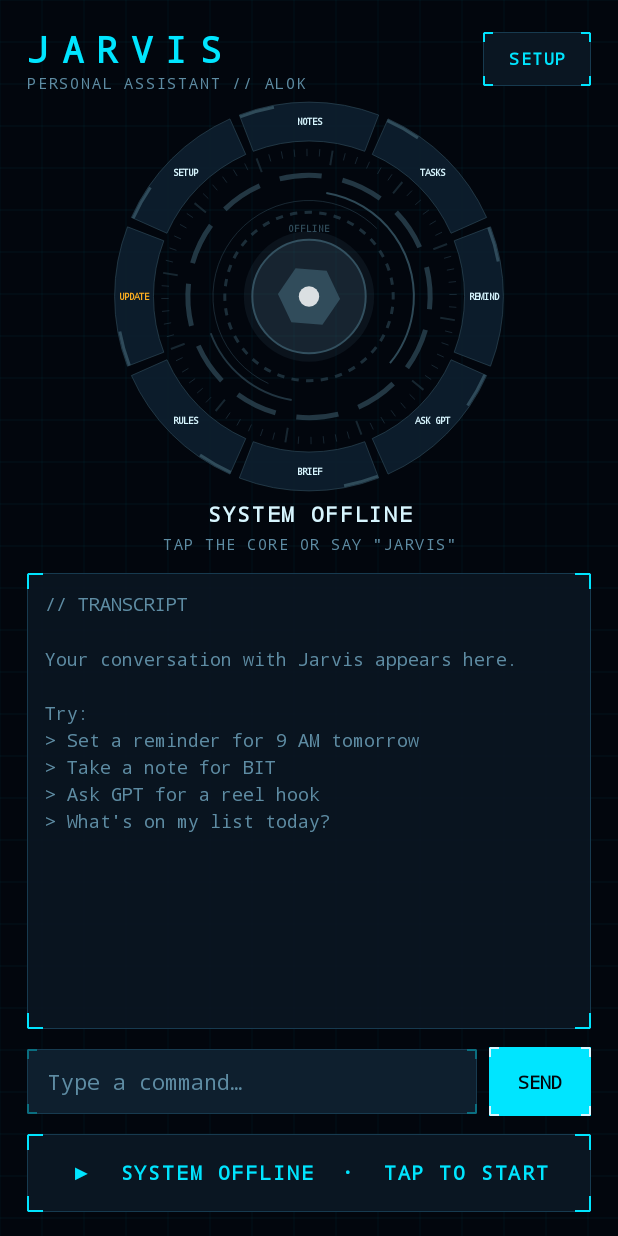
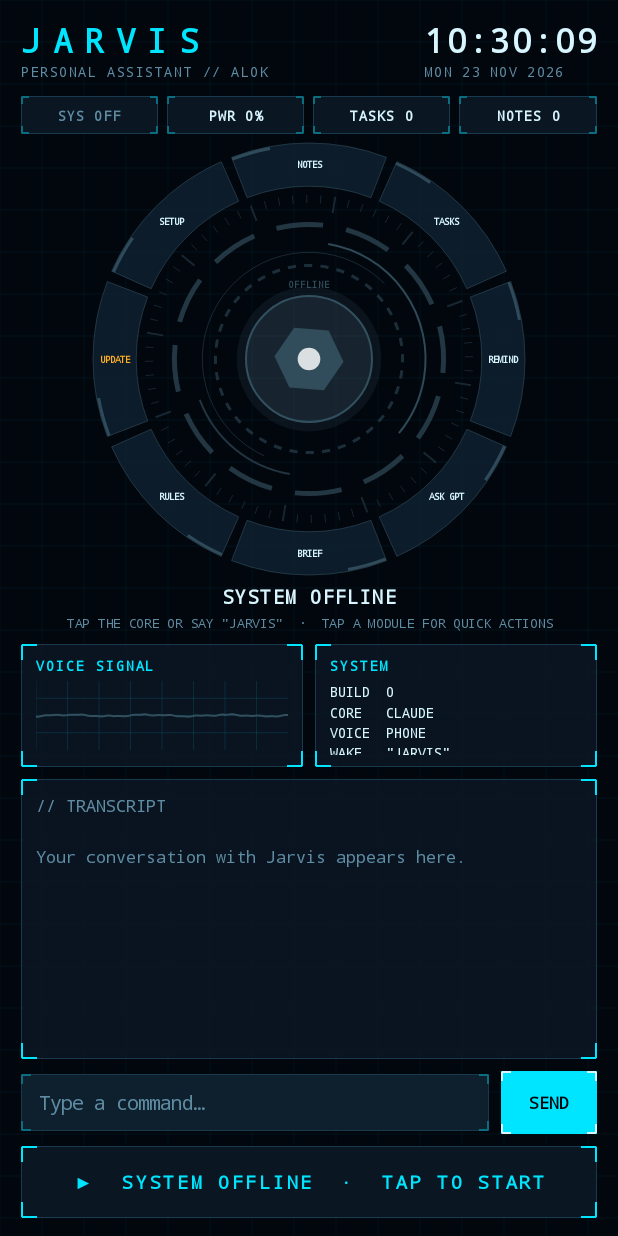
Before and after one commit to alokkr1995/jarvis, an Android app: the screen it shows after launch (MainActivity), on a phone screen of 412 x 824 dp. Run offline under Robolectric (Android 15) with nearby library versions, the phone set to English and light mode, and no system bars; libraries missing offline, so code that uses them is left out: ai.picovoice.porcupine.

Commit message:
Update MainActivity.kt

```diff
--- a/app/src/main/java/com/alok/jarvis/MainActivity.kt
+++ b/app/src/main/java/com/alok/jarvis/MainActivity.kt
@@ -3,9 +3,13 @@ package com.alok.jarvis
 import android.Manifest
 import android.app.Activity
 import android.content.Intent
+import android.content.IntentFilter
 import android.content.pm.PackageManager
+import android.os.BatteryManager
 import android.os.Build
 import android.os.Bundle
+import android.os.Handler
+import android.os.Looper
 import android.text.InputType
 import android.view.Gravity
 import android.view.View
@@ -18,20 +22,48 @@ import android.widget.LinearLayout
 import android.widget.ScrollView
 import android.widget.TextView
 import android.widget.Toast
+import java.text.SimpleDateFormat
+import java.util.Date
+import java.util.Locale
 
-/** Main HUD screen: core + status + transcript + text input + power */
+/** Main HUD dashboard */
 class MainActivity : Activity() {
     private lateinit var orb: OrbView
+    private lateinit var signal: SignalView
     private lateinit var status: TextView
     private lateinit var chatBox: LinearLayout
     private lateinit var chatScroll: ScrollView
     private lateinit var power: TextView
     private lateinit var empty: TextView
+    private lateinit var clock: TextView
+    private lateinit var date: TextView
+    private lateinit var chipPwr: TextView
+    private lateinit var chipTasks: TextView
+    private lateinit var chipNotes: TextView
+    private lateinit var chipSys: TextView
+    private lateinit var sysInfo: TextView
+    private val main = Handler(Looper.getMainLooper())
+    private var updateChecked = false
+    private val timeFmt = SimpleDateFormat("HH:mm:ss", Locale.ENGLISH)
+    private val dateFmt = SimpleDateFormat("EEE dd MMM yyyy", Locale.ENGLISH)
     private fun dp(v: Float) = Ui.dp(this, v)
 
     private fun mono(t: String, size: Float, color: Int, bold: Boolean = false) = TextView(this).apply {
         text = t; textSize = size; setTextColor(color)
         typeface = if (bold) Ui.MONO_BOLD else Ui.MONO
+    }
+
+    private fun chip(): TextView = mono("", 9.5f, Ui.TEXT, bold = true).apply {
+        gravity = Gravity.CENTER; letterSpacing = 0.08f
+        background = Ui.HudPanel(this@MainActivity, Ui.PANEL, Ui.LINE, Ui.CYAN_DIM, 5f)
+        setPadding(dp(4f), dp(6f), dp(4f), dp(6f))
+    }
+
+    private fun panel(title: String): LinearLayout = LinearLayout(this).apply {
+        orientation = LinearLayout.VERTICAL
+        background = Ui.HudPanel(this@MainActivity, Ui.alpha(Ui.PANEL, 235))
+        setPadding(dp(10f), dp(8f), dp(10f), dp(8f))
+        addView(mono(title, 9f, Ui.CYAN, bold = true).apply { letterSpacing = 0.15f })
     }
 
     override fun onCreate(savedInstanceState: Bundle?) {
@@ -42,91 +74,133 @@ class MainActivity : Activity() {
         val root = LinearLayout(this).apply {
             orientation = LinearLayout.VERTICAL
             background = Ui.GridBackground(this@MainActivity)
-            setPadding(dp(18f), dp(16f), dp(18f), dp(16f))
+            setPadding(dp(14f), dp(12f), dp(14f), dp(12f))
         }
 
-        // ---- Header ----
+        // ---- Header: title + clock ----
         val top = LinearLayout(this).apply { orientation = LinearLayout.HORIZONTAL; gravity = Gravity.CENTER_VERTICAL }
         val titleCol = LinearLayout(this).apply { orientation = LinearLayout.VERTICAL }
-        titleCol.addView(mono("JARVIS", 24f, Ui.CYAN, bold = true).apply { letterSpacing = 0.35f })
-        titleCol.addView(mono("PERSONAL ASSISTANT // ALOK", 10f, Ui.MUTED).apply { letterSpacing = 0.12f })
+        titleCol.addView(mono("JARVIS", 22f, Ui.CYAN, bold = true).apply { letterSpacing = 0.35f })
+        titleCol.addView(mono("PERSONAL ASSISTANT // ALOK", 9f, Ui.MUTED).apply { letterSpacing = 0.12f })
         top.addView(titleCol, LinearLayout.LayoutParams(0, WRAP_CONTENT, 1f))
-        top.addView(mono("SETUP", 11f, Ui.CYAN, bold = true).apply {
-            gravity = Gravity.CENTER; letterSpacing = 0.1f
-            background = Ui.HudPanel(this@MainActivity, Ui.PANEL, Ui.LINE, Ui.CYAN, 6f)
-            setOnClickListener { startActivity(Intent(this@MainActivity, SettingsActivity::class.java)) }
-        }, LinearLayout.LayoutParams(dp(72f), dp(36f)))
+        val clockCol = LinearLayout(this).apply { orientation = LinearLayout.VERTICAL; gravity = Gravity.END }
+        clock = mono("--:--:--", 22f, Ui.TEXT, bold = true).apply { letterSpacing = 0.05f }
+        date = mono("", 9f, Ui.MUTED).apply { letterSpacing = 0.1f }
+        clockCol.addView(clock); clockCol.addView(date)
+        top.addView(clockCol)
         root.addView(top)
 
-        // ---- Core ----
+        // ---- Stat chips ----
+        val chips = LinearLayout(this).apply { orientation = LinearLayout.HORIZONTAL; setPadding(0, dp(10f), 0, 0) }
+        chipSys = chip(); chipPwr = chip(); chipTasks = chip(); chipNotes = chip()
+        listOf(chipSys, chipPwr, chipTasks, chipNotes).forEachIndexed { i, c ->
+            chips.addView(c, LinearLayout.LayoutParams(0, WRAP_CONTENT, 1f).apply { if (i > 0) marginStart = dp(6f) })
+        }
+        root.addView(chips)
+
+        // ---- Dial ----
         orb = OrbView(this).apply {
-            setOnClickListener { onOrbTap() }
-            contentDescription = "Talk to Jarvis"
+            onCore = { onCoreTap() }
+            onModule = { onModuleTap(it) }
+            contentDescription = "Jarvis control dial"
         }
-        root.addView(orb, LinearLayout.LayoutParams(MATCH_PARENT, dp(270f)))
+        root.addView(orb, LinearLayout.LayoutParams(MATCH_PARENT, dp(300f)))
 
-        status = mono("", 14f, Ui.TEXT, bold = true).apply { gravity = Gravity.CENTER; letterSpacing = 0.08f }
+        status = mono("", 12.5f, Ui.TEXT, bold = true).apply { gravity = Gravity.CENTER; letterSpacing = 0.08f }
         root.addView(status, LinearLayout.LayoutParams(MATCH_PARENT, WRAP_CONTENT))
-        root.addView(mono("TAP THE CORE OR SAY \"JARVIS\"", 10f, Ui.MUTED).apply {
-            gravity = Gravity.CENTER; letterSpacing = 0.1f; setPadding(0, dp(4f), 0, dp(12f))
+        root.addView(mono("TAP THE CORE OR SAY \"JARVIS\"  ·  TAP A MODULE FOR QUICK ACTIONS", 8.5f, Ui.MUTED).apply {
+            gravity = Gravity.CENTER; letterSpacing = 0.06f; setPadding(0, dp(3f), 0, dp(8f))
         })
+
+        // ---- Side panels: signal + system ----
+        val row = LinearLayout(this).apply { orientation = LinearLayout.HORIZONTAL }
+        val sigPanel = panel("VOICE SIGNAL")
+        signal = SignalView(this)
+        sigPanel.addView(signal, LinearLayout.LayoutParams(MATCH_PARENT, dp(46f)).apply { topMargin = dp(4f) })
+        val sysPanel = panel("SYSTEM")
+        sysInfo = mono("", 9.5f, Ui.TEXT).apply { setLineSpacing(0f, 1.25f); setPadding(0, dp(4f), 0, 0) }
+        sysPanel.addView(sysInfo)
+        row.addView(sigPanel, LinearLayout.LayoutParams(0, dp(82f), 1f))
+        row.addView(sysPanel, LinearLayout.LayoutParams(0, dp(82f), 1f).apply { marginStart = dp(8f) })
+        root.addView(row)
 
         // ---- Transcript ----
         val chatCard = FrameLayout(this).apply {
-            background = Ui.HudPanel(this@MainActivity, Ui.alpha(Ui.PANEL, 230))
-            setPadding(dp(12f), dp(12f), dp(12f), dp(12f))
+            background = Ui.HudPanel(this@MainActivity, Ui.alpha(Ui.PANEL, 235))
+            setPadding(dp(10f), dp(10f), dp(10f), dp(10f))
         }
         chatScroll = ScrollView(this).apply { isVerticalScrollBarEnabled = false }
         chatBox = LinearLayout(this).apply { orientation = LinearLayout.VERTICAL }
         chatScroll.addView(chatBox)
-        empty = mono(
-            "// TRANSCRIPT\n\nYour conversation with Jarvis appears here.\n\nTry:\n> Set a reminder for 9 AM tomorrow\n> Take a note for BIT\n> Ask GPT for a reel hook\n> What's on my list today?",
-            12f, Ui.MUTED
-        ).apply { setLineSpacing(0f, 1.3f) }
+        empty = mono("// TRANSCRIPT\n\nYour conversation with Jarvis appears here.", 11f, Ui.MUTED).apply { setLineSpacing(0f, 1.3f) }
         chatCard.addView(empty)
         chatCard.addView(chatScroll)
-        root.addView(chatCard, LinearLayout.LayoutParams(MATCH_PARENT, 0, 1f))
+        root.addView(chatCard, LinearLayout.LayoutParams(MATCH_PARENT, 0, 1f).apply { topMargin = dp(8f) })
 
         // ---- Input ----
         val inputRow = LinearLayout(this).apply {
             orientation = LinearLayout.HORIZONTAL; gravity = Gravity.CENTER_VERTICAL
-            setPadding(0, dp(12f), 0, dp(12f))
+            setPadding(0, dp(8f), 0, dp(8f))
         }
         val input = EditText(this).apply {
-            hint = "Type a command…"; setHintTextColor(Ui.MUTED); setTextColor(Ui.TEXT); textSize = 14f
+            hint = "Type a command…"; setHintTextColor(Ui.MUTED); setTextColor(Ui.TEXT); textSize = 13f
             typeface = Ui.MONO
             background = Ui.HudPanel(this@MainActivity, Ui.PANEL2, Ui.LINE, Ui.CYAN_DIM, 6f)
-            setPadding(dp(14f), dp(12f), dp(14f), dp(12f))
+            setPadding(dp(12f), dp(10f), dp(12f), dp(10f))
             inputType = InputType.TYPE_CLASS_TEXT or InputType.TYPE_TEXT_FLAG_CAP_SENTENCES
             imeOptions = EditorInfo.IME_ACTION_SEND
         }
-        val send = mono("SEND", 12f, Ui.BG, bold = true).apply {
+        val send = mono("SEND", 11f, Ui.BG, bold = true).apply {
             gravity = Gravity.CENTER
             background = Ui.HudPanel(this@MainActivity, Ui.CYAN, Ui.CYAN, Ui.TEXT, 6f)
         }
         fun doSend() {
             val t = input.text.toString().trim()
             if (t.isEmpty()) return
-            val svc = JarvisService.instance
-            if (svc == null) { toast("Bring Jarvis online first"); return }
-            svc.askTyped(t); input.setText("")
+            if (ask(t)) input.setText("")
         }
         send.setOnClickListener { doSend() }
         input.setOnEditorActionListener { _, id, _ -> if (id == EditorInfo.IME_ACTION_SEND) { doSend(); true } else false }
         inputRow.addView(input, LinearLayout.LayoutParams(0, WRAP_CONTENT, 1f))
         inputRow.addView(View(this), LinearLayout.LayoutParams(dp(8f), 1))
-        inputRow.addView(send, LinearLayout.LayoutParams(dp(68f), dp(46f)))
+        inputRow.addView(send, LinearLayout.LayoutParams(dp(64f), dp(42f)))
         root.addView(inputRow)
 
         // ---- Power ----
-        power = mono("", 13f, Ui.TEXT, bold = true).apply {
+        power = mono("", 12f, Ui.TEXT, bold = true).apply {
             gravity = Gravity.CENTER; letterSpacing = 0.15f
             setOnClickListener { togglePower() }
         }
-        root.addView(power, LinearLayout.LayoutParams(MATCH_PARENT, dp(52f)))
+        root.addView(power, LinearLayout.LayoutParams(MATCH_PARENT, dp(48f)))
 
         setContentView(root)
         askPermissions()
+    }
+
+    private val ticker = object : Runnable {
+        var n = 0
+        override fun run() {
+            val now = Date()
+            clock.text = timeFmt.format(now)
+            date.text = dateFmt.format(now).uppercase(Locale.ENGLISH)
+            if (n++ % 5 == 0) refreshStats()
+            main.postDelayed(this, 1000)
+        }
+    }
+
+    private fun refreshStats() {
+        val bat = registerReceiver(null, IntentFilter(Intent.ACTION_BATTERY_CHANGED))
+        val lvl = bat?.let { it.getIntExtra(BatteryManager.EXTRA_LEVEL, 0) * 100 / maxOf(1, it.getIntExtra(BatteryManager.EXTRA_SCALE, 100)) } ?: 0
+        val store = Store(this)
+        val on = JarvisService.instance != null
+        chipSys.text = if (on) "SYS ON" else "SYS OFF"
+        chipSys.setTextColor(if (on) Ui.GREEN else Ui.MUTED)
+        chipPwr.text = "PWR $lvl%"
+        chipTasks.text = "TASKS ${store.pendingCount()}"
+        chipNotes.text = "NOTES ${store.notesCount()}"
+        val s = Settings(this)
+        val build = packageManager.getPackageInfo(packageName, 0).longVersionCode
+        sysInfo.text = "BUILD  $build\nCORE   CLAUDE\nVOICE  ${if (s.elevenKey.isBlank()) "PHONE" else "ELEVENLABS"}\nWAKE   \"JARVIS\""
     }
 
     override fun onResume() {
@@ -134,11 +208,14 @@ class MainActivity : Activity() {
         JarvisService.stateListener = { render(it) }
         JarvisService.chatListener = { u, t -> addBubble(u, t) }
         render(if (JarvisService.instance == null) "off" else JarvisService.currentState)
+        main.post(ticker)
+        if (!updateChecked) { updateChecked = true; Updater.check(this, silent = true) }
     }
 
     override fun onPause() {
         JarvisService.stateListener = null
         JarvisService.chatListener = null
+        main.removeCallbacks(ticker)
         super.onPause()
     }
 
@@ -153,35 +230,61 @@ class MainActivity : Activity() {
             else -> "SYSTEM OFFLINE"
         }
         status.setTextColor(if (s == "error") Ui.RED else if (s == "thinking") Ui.AMBER else Ui.TEXT)
+        signal.level = when (s) { "listening", "speaking" -> 0.9f; "thinking" -> 0.55f; "idle" -> 0.25f; else -> 0.05f }
+        signal.color = when (s) { "listening" -> Ui.GREEN; "thinking" -> Ui.AMBER; "off" -> Ui.OFF; else -> Ui.CYAN }
         val on = JarvisService.instance != null
         power.text = if (on) "■  SYSTEM ONLINE  ·  TAP TO SHUT DOWN" else "▶  SYSTEM OFFLINE  ·  TAP TO START"
         power.setTextColor(if (on) Ui.BG else Ui.CYAN)
         power.background = if (on) Ui.HudPanel(this, Ui.CYAN, Ui.CYAN, Ui.TEXT, 10f)
                            else Ui.HudPanel(this, Ui.PANEL, Ui.LINE, Ui.CYAN, 10f)
+        refreshStats()
     }
 
     private fun addBubble(fromUser: Boolean, text: String) {
         empty.visibility = View.GONE
         val wrap = LinearLayout(this).apply { orientation = LinearLayout.VERTICAL }
-        wrap.addView(mono(if (fromUser) "YOU" else "JARVIS", 9f, if (fromUser) Ui.MUTED else Ui.CYAN, bold = true).apply {
+        wrap.addView(mono(if (fromUser) "YOU" else "JARVIS", 8.5f, if (fromUser) Ui.MUTED else Ui.CYAN, bold = true).apply {
             letterSpacing = 0.15f; gravity = if (fromUser) Gravity.END else Gravity.START
         }, LinearLayout.LayoutParams(MATCH_PARENT, WRAP_CONTENT))
         wrap.addView(TextView(this).apply {
-            this.text = text; textSize = 14f; setLineSpacing(0f, 1.2f); setTextColor(Ui.TEXT)
+            this.text = text; textSize = 13.5f; setLineSpacing(0f, 1.2f); setTextColor(Ui.TEXT)
             background = if (fromUser) Ui.HudPanel(this@MainActivity, Ui.PANEL2, Ui.LINE, Ui.MUTED, 6f)
                          else Ui.HudPanel(this@MainActivity, Ui.alpha(Ui.CYAN, 22), Ui.CYAN_DIM, Ui.CYAN, 6f)
-            setPadding(dp(12f), dp(9f), dp(12f), dp(9f))
+            setPadding(dp(11f), dp(8f), dp(11f), dp(8f))
             maxWidth = (resources.displayMetrics.widthPixels * 0.74f).toInt()
         }, LinearLayout.LayoutParams(WRAP_CONTENT, WRAP_CONTENT).apply {
             gravity = if (fromUser) Gravity.END else Gravity.START; topMargin = dp(3f)
         })
-        chatBox.addView(wrap, LinearLayout.LayoutParams(MATCH_PARENT, WRAP_CONTENT).apply { topMargin = dp(10f) })
+        chatBox.addView(wrap, LinearLayout.LayoutParams(MATCH_PARENT, WRAP_CONTENT).apply { topMargin = dp(8f) })
         chatScroll.post { chatScroll.fullScroll(View.FOCUS_DOWN) }
     }
 
-    private fun onOrbTap() {
+    /** Send a typed/quick command to Jarvis; false if offline */
+    private fun ask(t: String): Boolean {
+        val svc = JarvisService.instance
+        if (svc == null) { toast("Bring Jarvis online first"); return false }
+        svc.askTyped(t); return true
+    }
+
+    private fun onCoreTap() {
         val svc = JarvisService.instance
         if (svc == null) togglePower() else svc.manualWake()
+    }
+
+    private fun onModuleTap(m: String) {
+        when (m) {
+            "SETUP" -> startActivity(Intent(this, SettingsActivity::class.java))
+            "UPDATE" -> { toast("Checking for updates…"); Updater.check(this, silent = false) }
+            "NOTES" -> ask("Read me my most recent notes, briefly.")
+            "TASKS" -> ask("What are my pending tasks?")
+            "BRIEF" -> ask("Give me a short briefing: today's date and my pending tasks.")
+            "RULES" -> ask("What custom rules do you remember for me?")
+            "REMIND", "ASK GPT" -> {
+                val svc = JarvisService.instance
+                if (svc == null) toast("Bring Jarvis online first")
+                else { toast(if (m == "REMIND") "Say the reminder…" else "Ask your GPT question…"); svc.manualWake() }
+            }
+        }
     }
 
     private fun togglePower() {
```
